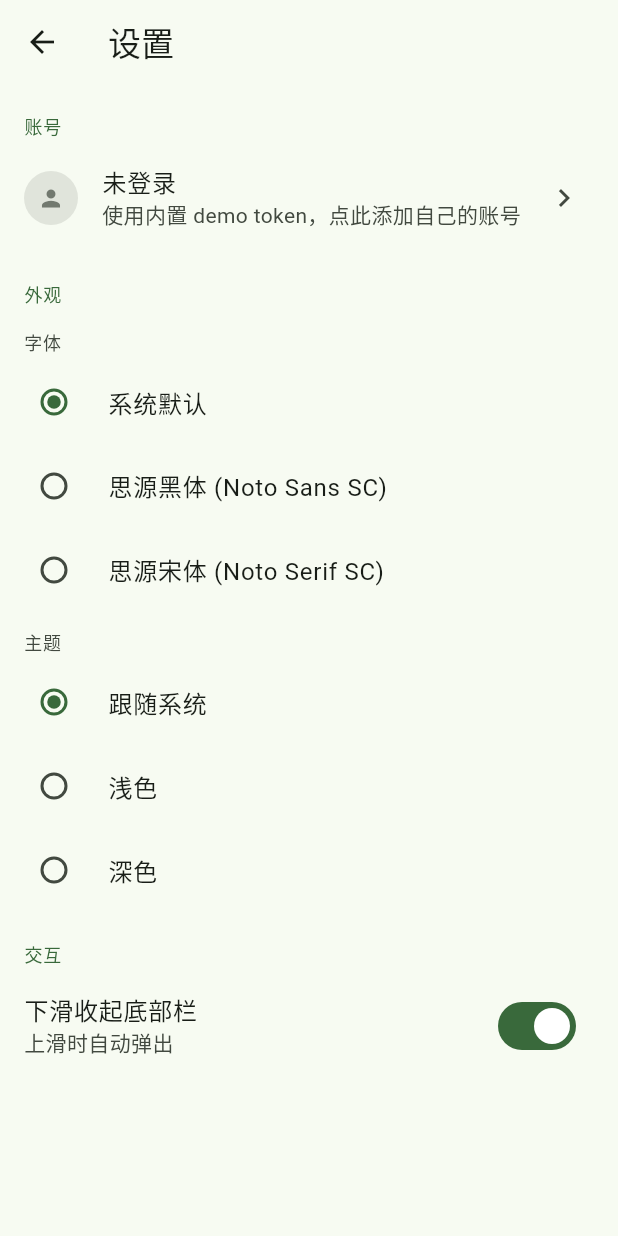
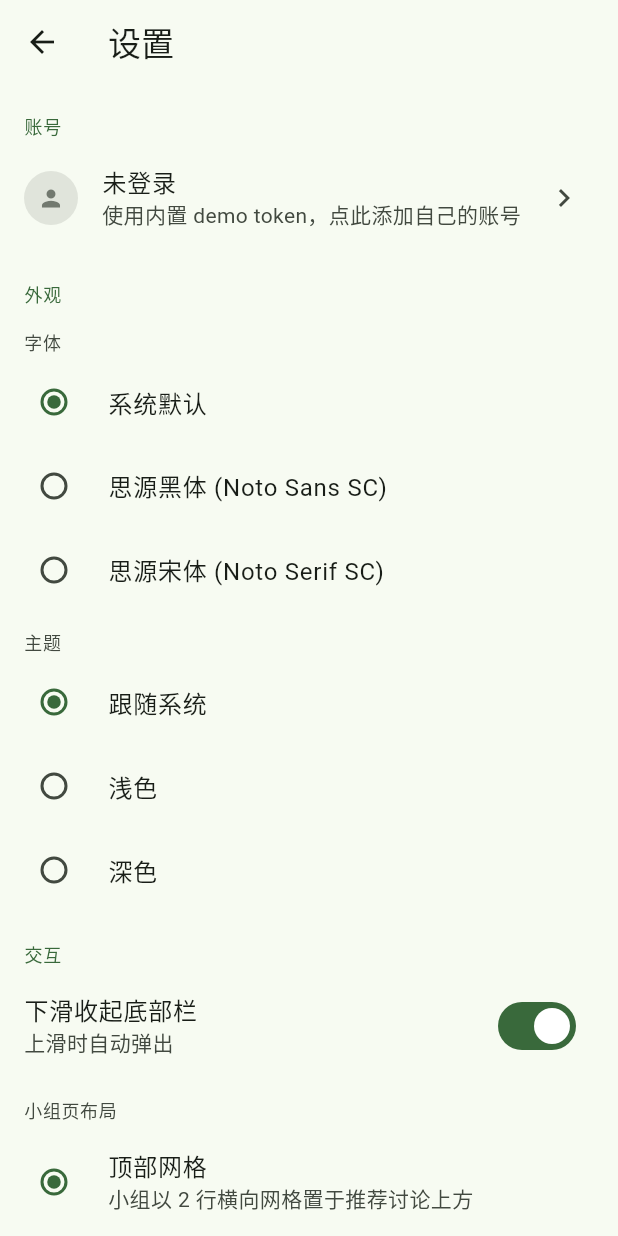
Before and after one commit to Gexi0619/frodo-flutter, a Flutter app: the screen it shows after launch, after a tap on the "settings" icon, on a phone screen of 412 x 824 dp. Run offline on Flutter 3.47's test engine with Material 3 defaults, Android fonts, the phone set to English and light mode, and no system bars; our stand-ins replace dio, extended_image, flutter_animate, flutter_html, flutter_riverpod, freezed_annotation and 7 more; missing offline and left inert: gal; network calls fail.

Commit message:
feat: 底部小组栏

```diff
--- a/lib/src/pages/groups/groups.dart
+++ b/lib/src/pages/groups/groups.dart
@@ -3,7 +3,11 @@ import 'package:flutter_riverpod/flutter_riverpod.dart';
 import 'package:go_router/go_router.dart';
 
 import '../../routing/app_routes.dart';
+import '../../widgets/scroll_hide_bar.dart';
 import '../../widgets/scroll_to_top_fab.dart';
+import '../settings/providers.dart';
+import 'providers.dart';
+import 'sections/groups_dock.dart';
 import 'sections/joined_groups_section.dart';
 import 'sections/topics_feed_section.dart';
 
@@ -17,6 +21,7 @@ class GroupsPage extends ConsumerStatefulWidget {
 class _GroupsPageState extends ConsumerState<GroupsPage>
     with FabVisibilityMixin {
   final _scrollController = ScrollController();
+  final _hide = ScrollHideBar();
 
   @override
   void initState() {
@@ -28,11 +33,21 @@ class _GroupsPageState extends ConsumerState<GroupsPage>
   @override
   void dispose() {
     _scrollController.dispose();
+    _hide.dispose();
     super.dispose();
+  }
+
+  Future<void> _refresh() async {
+    ref.invalidate(joinedGroupsProvider);
+    ref.read(topicsFeedRefreshTickProvider.notifier).state++;
   }
 
   @override
   Widget build(BuildContext context) {
+    final layout = ref.watch(groupsLayoutProvider);
+    final showTopGrid = layout == GroupsLayout.topGrid;
+    final hideOnScroll = ref.watch(hideNavOnScrollProvider);
+
     return Scaffold(
       appBar: AppBar(
         title: const Text('小组'),
@@ -55,15 +70,18 @@ class _GroupsPageState extends ConsumerState<GroupsPage>
         visible: showScrollToTopFab,
         onPressed: () => animateScrollToTop(_scrollController),
       ),
-      body: RefreshIndicator(
-        onRefresh: () async {
-          ref.invalidate(joinedGroupsProvider);
-          ref.read(topicsFeedRefreshTickProvider.notifier).state++;
-        },
+      bottomNavigationBar: layout == GroupsLayout.bottomDock
+          ? _hide.wrap(enabled: hideOnScroll, child: const GroupsDock())
+          : null,
+      body: NotificationListener<ScrollNotification>(
+        onNotification: hideOnScroll ? _hide.onNotification : null,
+        child: RefreshIndicator(
+          onRefresh: _refresh,
           child: CustomScrollView(
             controller: _scrollController,
             physics: const AlwaysScrollableScrollPhysics(),
             slivers: [
+            if (showTopGrid)
               JoinedGroupsSection(
                 onRetry: () => ref.invalidate(joinedGroupsProvider),
               ),
@@ -72,6 +90,7 @@ class _GroupsPageState extends ConsumerState<GroupsPage>
           ],
           ),
         ),
+      ),
     );
   }
 }
--- /dev/null
+++ b/lib/src/pages/groups/providers.dart
@@ -0,0 +1,19 @@
+import 'package:flutter_riverpod/flutter_riverpod.dart';
+
+import '../../constants.dart';
+import '../../models/group.dart';
+import '../../repositories/group_repository.dart';
+
+/// GroupsDock 跨页面共享的横向滚动偏移量。
+///
+/// Dock 在 /groups 与 /group/:id 之间会随页面重建而重新挂载，
+/// ScrollController 跟随 widget 生命周期；用这个 provider 把"位置"
+/// 这一纯数据跨页面缓存，挂载时还原、滚动时回写。
+final groupsDockScrollOffsetProvider = StateProvider<double>((ref) => 0.0);
+
+final joinedGroupsProvider = FutureProvider<List<Group>>((ref) async {
+  final page = await ref
+      .read(groupRepositoryProvider)
+      .fetchJoinedGroups(FrodoConstants.defaultUserId);
+  return page.items;
+});
--- a/lib/src/pages/groups/sections/joined_groups_section.dart
+++ b/lib/src/pages/groups/sections/joined_groups_section.dart
@@ -4,19 +4,11 @@ import 'package:flutter_riverpod/flutter_riverpod.dart';
 import 'package:go_router/go_router.dart';
 import 'package:shimmer/shimmer.dart';
 
-import '../../../constants.dart';
 import '../../../models/group.dart';
 import '../../../routing/app_routes.dart';
-import '../../../repositories/group_repository.dart';
 import '../../../widgets/error_view.dart';
 import '../../../widgets/frodo_image.dart';
-
-final joinedGroupsProvider = FutureProvider<List<Group>>((ref) async {
-  final page = await ref
-      .watch(groupRepositoryProvider)
-      .fetchJoinedGroups(FrodoConstants.defaultUserId);
-  return page.items;
-});
+import '../providers.dart';
 
 // 2 rows + spacing + vertical padding
 const double _itemWidth = 90.0;
--- a/lib/src/pages/settings/providers.dart
+++ b/lib/src/pages/settings/providers.dart
@@ -78,6 +78,57 @@ final themeModeProvider = StateNotifierProvider<ThemeModeNotifier, ThemeMode>(
   (ref) => ThemeModeNotifier(),
 );
 
+// ── 小组页布局 ────────────────────────────────────────────────────────────────
+
+enum GroupsLayout {
+  /// 顶部横向 2 行网格（默认）。
+  topGrid,
+
+  /// 底部粘底浮层，一行圆形头像。
+  bottomDock,
+}
+
+typedef GroupsLayoutOption = ({GroupsLayout layout, String label, String hint});
+
+const kGroupsLayoutOptions = <GroupsLayoutOption>[
+  (
+    layout: GroupsLayout.topGrid,
+    label: '顶部网格',
+    hint: '小组以 2 行横向网格置于推荐讨论上方',
+  ),
+  (
+    layout: GroupsLayout.bottomDock,
+    label: '底部 Dock',
+    hint: '小组以一行圆形头像粘在底部，类似 Discord 服务器栏',
+  ),
+];
+
+class GroupsLayoutNotifier extends StateNotifier<GroupsLayout> {
+  GroupsLayoutNotifier() : super(GroupsLayout.topGrid) {
+    _load();
+  }
+
+  static const _key = 'groups_layout';
+
+  Future<void> _load() async {
+    final prefs = await SharedPreferences.getInstance();
+    final raw = prefs.getString(_key);
+    state = GroupsLayout.values
+        .firstWhere((e) => e.name == raw, orElse: () => GroupsLayout.topGrid);
+  }
+
+  Future<void> select(GroupsLayout layout) async {
+    state = layout;
+    final prefs = await SharedPreferences.getInstance();
+    await prefs.setString(_key, layout.name);
+  }
+}
+
+final groupsLayoutProvider =
+    StateNotifierProvider<GroupsLayoutNotifier, GroupsLayout>(
+  (ref) => GroupsLayoutNotifier(),
+);
+
 // ── 滚动隐藏底部栏 ─────────────────────────────────────────────────────────────
 
 class HideNavOnScrollNotifier extends StateNotifier<bool> {
--- a/lib/src/pages/settings/settings_page.dart
+++ b/lib/src/pages/settings/settings_page.dart
@@ -13,6 +13,7 @@ class SettingsPage extends ConsumerWidget {
   Widget build(BuildContext context, WidgetRef ref) {
     final currentFont = ref.watch(fontFamilyProvider);
     final currentMode = ref.watch(themeModeProvider);
+    final currentLayout = ref.watch(groupsLayoutProvider);
     final activeAccount = ref.watch(activeAccountProvider);
 
     return Scaffold(
@@ -70,6 +71,23 @@ class SettingsPage extends ConsumerWidget {
             value: ref.watch(hideNavOnScrollProvider),
             onChanged: (v) => ref.read(hideNavOnScrollProvider.notifier).toggle(v),
           ),
+          _SubLabel('小组页布局'),
+          RadioGroup<GroupsLayout>(
+            groupValue: currentLayout,
+            onChanged: (v) => ref
+                .read(groupsLayoutProvider.notifier)
+                .select(v ?? GroupsLayout.topGrid),
+            child: Column(
+              children: [
+                for (final opt in kGroupsLayoutOptions)
+                  RadioListTile<GroupsLayout>(
+                    title: Text(opt.label),
+                    subtitle: Text(opt.hint),
+                    value: opt.layout,
+                  ),
+              ],
+            ),
+          ),
         ],
       ),
     );
--- a/lib/src/router.dart
+++ b/lib/src/router.dart
@@ -67,6 +67,7 @@ final routerProvider = Provider<GoRouter>((ref) {
                     path: 'group/:id',
                     parentNavigatorKey: _rootKey,
                     builder: (_, state) => GroupPage(
+                      key: ValueKey(state.pathParameters['id']),
                       groupId: state.pathParameters['id']!,
                     ),
                     routes: [
--- a/lib/src/widgets/root_scaffold.dart
+++ b/lib/src/widgets/root_scaffold.dart
@@ -3,6 +3,7 @@ import 'package:flutter_riverpod/flutter_riverpod.dart';
 import 'package:go_router/go_router.dart';
 
 import '../pages/settings/providers.dart';
+import 'scroll_hide_bar.dart';
 
 class RootScaffold extends ConsumerStatefulWidget {
   const RootScaffold({super.key, required this.navigationShell});
@@ -20,27 +21,16 @@ class _RootScaffoldState extends ConsumerState<RootScaffold> {
     _NavTab(icon: Icons.bookmark_outline, selectedIcon: Icons.bookmark, label: '收藏'),
   ];
 
-  bool _navBarVisible = true;
+  final _hide = ScrollHideBar();
 
-  bool _onScrollNotification(ScrollNotification notification) {
-    if (notification is ScrollUpdateNotification) {
-      final delta = notification.scrollDelta ?? 0;
-      if (delta > 2 && _navBarVisible) {
-        setState(() => _navBarVisible = false);
-      } else if (delta < -2 && !_navBarVisible) {
-        setState(() => _navBarVisible = true);
-      }
-    } else if (notification is ScrollEndNotification) {
-      final metrics = notification.metrics;
-      if (metrics.pixels <= 0) {
-        setState(() => _navBarVisible = true);
-      }
-    }
-    return false;
+  @override
+  void dispose() {
+    _hide.dispose();
+    super.dispose();
   }
 
   void _onTabSelected(int i) {
-    setState(() => _navBarVisible = true);
+    _hide.show();
     widget.navigationShell.goBranch(
       i,
       initialLocation: i == widget.navigationShell.currentIndex,
@@ -53,14 +43,11 @@ class _RootScaffoldState extends ConsumerState<RootScaffold> {
 
     return Scaffold(
       body: NotificationListener<ScrollNotification>(
-        onNotification: hideOnScroll ? _onScrollNotification : null,
+        onNotification: hideOnScroll ? _hide.onNotification : null,
         child: widget.navigationShell,
       ),
-      bottomNavigationBar: AnimatedAlign(
-        duration: const Duration(milliseconds: 200),
-        curve: Curves.easeInOut,
-        alignment: Alignment.topCenter,
-        heightFactor: (!hideOnScroll || _navBarVisible) ? 1.0 : 0.0,
+      bottomNavigationBar: _hide.wrap(
+        enabled: hideOnScroll,
         child: NavigationBar(
           selectedIndex: widget.navigationShell.currentIndex,
           onDestinationSelected: _onTabSelected,
--- /dev/null
+++ b/lib/src/widgets/scroll_hide_bar.dart
@@ -0,0 +1,51 @@
+import 'package:flutter/foundation.dart';
+import 'package:flutter/material.dart';
+
+/// 滚动方向驱动的底部栏显隐控制器。
+///
+/// 用法：在宿主 Scaffold 内创建一个 [ScrollHideBar]，把 [onNotification] 接到
+/// `body` 的 [NotificationListener]，再用 [wrap] 包住 `bottomNavigationBar`。
+/// [enabled] 为 false 时永远显示，便于跟随用户设置开关。
+class ScrollHideBar {
+  ScrollHideBar();
+
+  final ValueNotifier<bool> _visible = ValueNotifier<bool>(true);
+
+  ValueListenable<bool> get visible => _visible;
+
+  void dispose() => _visible.dispose();
+
+  void show() {
+    if (!_visible.value) _visible.value = true;
+  }
+
+  bool onNotification(ScrollNotification notification) {
+    if (notification is ScrollUpdateNotification) {
+      final delta = notification.scrollDelta ?? 0;
+      if (delta > 2 && _visible.value) {
+        _visible.value = false;
+      } else if (delta < -2 && !_visible.value) {
+        _visible.value = true;
+      }
+    } else if (notification is ScrollEndNotification) {
+      if (notification.metrics.pixels <= 0) _visible.value = true;
+    }
+    return false;
+  }
+
+  /// 将 [child] 包成可垂直折叠的底栏；[enabled] 关闭时直接返回 [child]。
+  Widget wrap({required Widget child, required bool enabled}) {
+    if (!enabled) return child;
+    return ValueListenableBuilder<bool>(
+      valueListenable: _visible,
+      builder: (_, v, c) => AnimatedAlign(
+        duration: const Duration(milliseconds: 200),
+        curve: Curves.easeInOut,
+        alignment: Alignment.topCenter,
+        heightFactor: v ? 1.0 : 0.0,
+        child: c,
+      ),
+      child: child,
+    );
+  }
+}
```
Also changed, not shown: lib/src/pages/group/group.dart (+19 -1 lines), lib/src/pages/groups/sections/groups_dock.dart (added, +296 -0 lines). Lines whose indentation alone changed are shown as unchanged.
